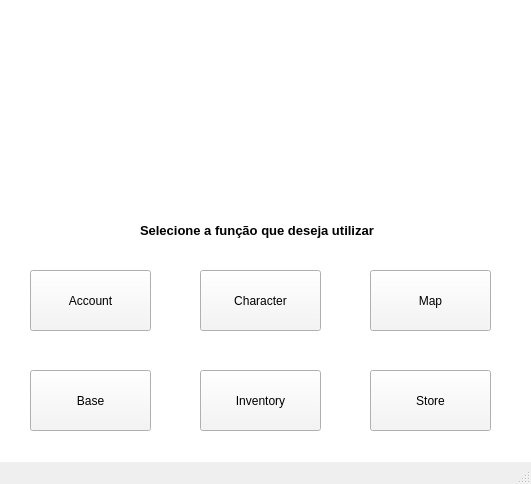
This is qt/mainWindow.ui in BiancaBoueri/Projeto_final_Banco_de_Dados as Qt 5 draws it before an edit. The edited form follows.
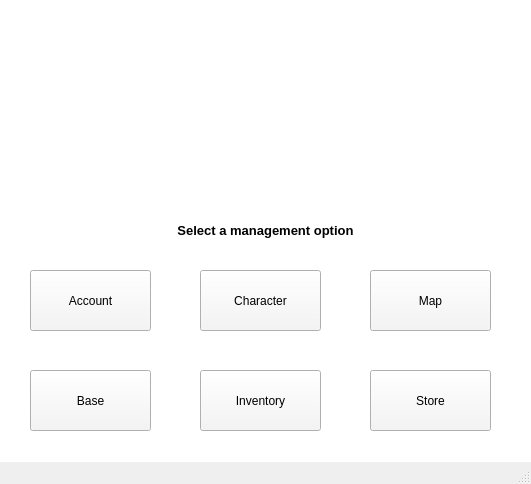
This is the edited form. Icons and pictures are not drawn.

Commit message: Main Window and Account Manager

Patch:
```diff
--- a/qt/mainWindow.ui
+++ b/qt/mainWindow.ui
@@ -150,14 +150,17 @@
    <widget class="QLabel" name="selectFunctionLabel">
     <property name="geometry">
      <rect>
-      <x>140</x>
+      <x>170</x>
       <y>210</y>
-      <width>251</width>
+      <width>191</width>
       <height>41</height>
      </rect>
     </property>
     <property name="text">
-     <string>&lt;html&gt;&lt;head/&gt;&lt;body&gt;&lt;p&gt;&lt;span style=&quot; font-size:10pt; font-weight:600;&quot;&gt;Selecione a função que deseja utilizar&lt;/span&gt;&lt;/p&gt;&lt;/body&gt;&lt;/html&gt;</string>
+     <string>&lt;html&gt;&lt;head/&gt;&lt;body&gt;&lt;p&gt;&lt;span style=&quot; font-size:10pt; font-weight:600;&quot;&gt;Select a management option&lt;/span&gt;&lt;/p&gt;&lt;/body&gt;&lt;/html&gt;</string>
+    </property>
+    <property name="alignment">
+     <set>Qt::AlignCenter</set>
     </property>
    </widget>
   </widget>
```
Left out of the diff: 6 changed lines with no effect on the pictures. The commit also changes 7 other files.
